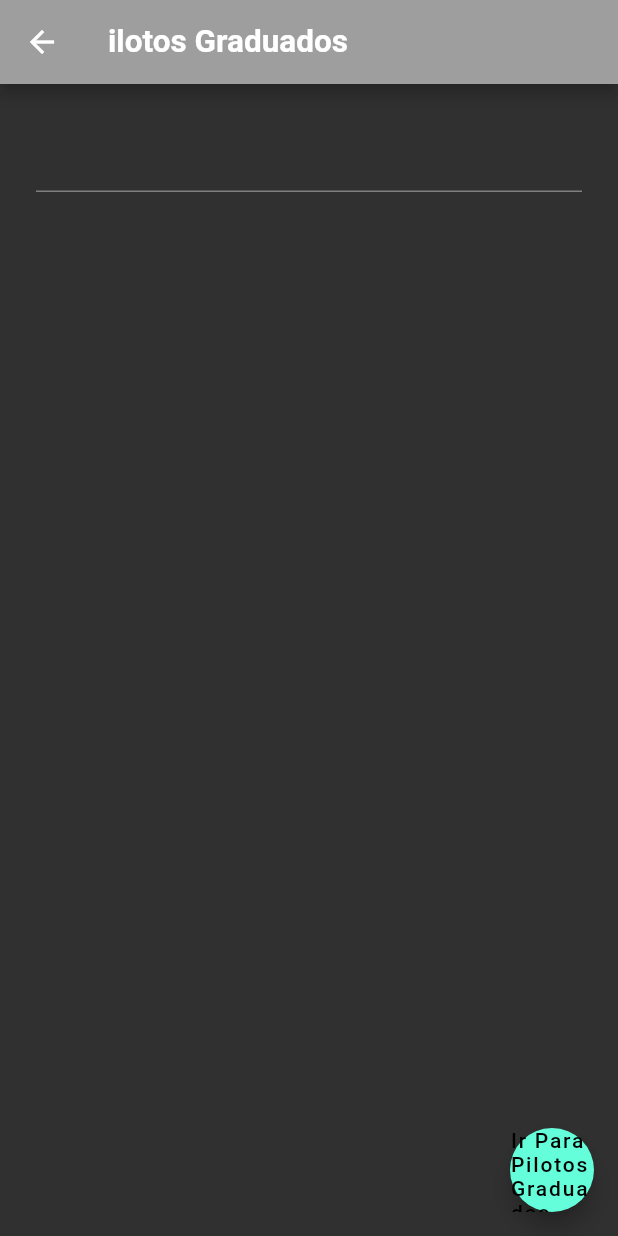
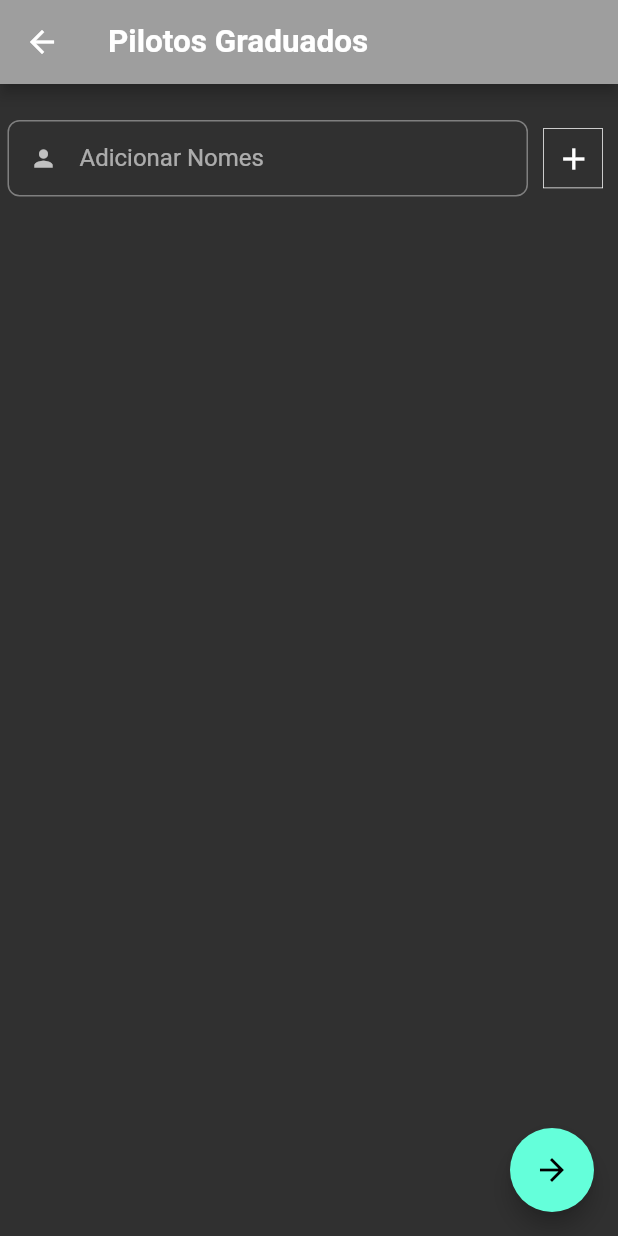
Before and after one commit to madsonxx/speed_kart_pro, a Flutter app: the EtapaGraduados screen opened by its route, on a phone screen of 412 x 824 dp. Run offline on Flutter 3.47's test engine with Material 2 defaults, Android fonts, the phone set to English and light mode, and no system bars; our stand-ins replace get.

Commit message:
null error

```diff
--- a/lib/app/controllers/pilotos_controller.dart
+++ b/lib/app/controllers/pilotos_controller.dart
@@ -4,10 +4,10 @@ import 'package:get/get.dart';
 import '../modules/pilotos.dart';
 
 class PilotosController extends GetxController {
-  RxList<Pilotos> listaPilotosGraduados = RxList<Pilotos>();
-  RxList<Pilotos> listaPilotosMaster = RxList<Pilotos>();
-  RxList<Pilotos> listaEtapaGraduados = RxList<Pilotos>();
-  RxList<Pilotos> listaEtapaMaster = RxList<Pilotos>();
+  RxList<Pilotos> listaPilotosGraduados = RxList<Pilotos>([]);
+  RxList<Pilotos> listaPilotosMaster = RxList<Pilotos>([]);
+  RxList<Pilotos> listaEtapaGraduados = RxList<Pilotos>([]);
+  RxList<Pilotos> listaEtapaMaster = RxList<Pilotos>([]);
   TextEditingController quantidadePilotosMaster = TextEditingController();
   TextEditingController quantidadePilotosGraduados = TextEditingController();
   TextEditingController nomesMaster = TextEditingController();
@@ -25,6 +25,9 @@ class PilotosController extends GetxController {
     listaPilotosMaster.add(pilotos);
     itemCountMaster.value = listaPilotosMaster.length;
     existemPilotos.value = true;
+    nomesMaster.clear();
+    print(listaPilotosMaster);
+    update();
   }
 
   void clear() {
@@ -37,6 +40,8 @@ class PilotosController extends GetxController {
     listaPilotosGraduados.add(pilotos);
     itemCountMaster.value = listaPilotosGraduados.length;
     existemPilotos.value = true;
+    nomesGraduados.clear();
+    update();
   }
 }
 
--- a/lib/app/modules/etapas/views/card_etapa.dart
+++ b/lib/app/modules/etapas/views/card_etapa.dart
@@ -1,9 +1,10 @@
 import 'package:flutter/material.dart';
 import 'package:get/get.dart';
+import 'package:speed_kart_pro/app/controllers/pilotos_controller.dart';
 import 'package:speed_kart_pro/app/modules/races/views/first_tab.dart';
 import 'package:speed_kart_pro/app/modules/races/views/second_tab.dart';
 
-class CardEtapa extends StatelessWidget {
+class CardEtapa extends GetView<PilotosController> {
   const CardEtapa({super.key});
 
   @override
@@ -37,7 +38,11 @@ class CardEtapa extends StatelessWidget {
                   ),
                 ],
               ),
-              Expanded(child: TabBarView(children: [FirstTab(), SecondTab()])),
+              Expanded(
+                  child: TabBarView(children: [
+                FirstTab(),
+                SecondTab(),
+              ])),
             ]),
           ),
         ));
--- a/lib/app/modules/home/bindings/home_bindings.dart
+++ b/lib/app/modules/home/bindings/home_bindings.dart
@@ -4,6 +4,6 @@ import 'package:speed_kart_pro/app/modules/home/controllers/etapas_controller.da
 class HomeBinding extends Bindings {
   @override
   void dependencies() {
-    Get.lazyPut<EtapaController>(() => EtapaController());
+    Get.lazyPut<EtapaController>(() => EtapaController(), fenix: true);
   }
 }
--- a/lib/app/modules/home/views/add_etapa.dart
+++ b/lib/app/modules/home/views/add_etapa.dart
@@ -3,7 +3,6 @@ import 'package:get/get.dart';
 import 'package:speed_kart_pro/app/components/custom_text_field.dart';
 import 'package:speed_kart_pro/app/modules/home/controllers/etapas_controller.dart';
 import 'package:speed_kart_pro/app/modules/routes/app_pages.dart';
-import '../../../controllers/pilotos_controller.dart';
 
 class AddEtapa extends GetView<EtapaController> {
   const AddEtapa({super.key});
--- a/lib/app/modules/home/views/add_etapa_graduados.dart
+++ b/lib/app/modules/home/views/add_etapa_graduados.dart
@@ -1,43 +1,105 @@
 import 'package:flutter/material.dart';
 import 'package:get/get.dart';
+import 'package:speed_kart_pro/app/components/custom_text_field.dart';
+import 'package:speed_kart_pro/app/modules/routes/app_pages.dart';
 
 import '../../../controllers/pilotos_controller.dart';
 
-class EtapaGraduados extends StatelessWidget {
+class EtapaGraduados extends GetWidget<PilotosController> {
   const EtapaGraduados({super.key});
 
   @override
   Widget build(BuildContext context) {
-    final pilotoCtrl = Get.put(PilotosController());
+    //final pilotoCtrl = Get.put(PilotosController());
+    final size = MediaQuery.of(context).size;
+    //List<Pilotos> lista = [];
+
     return Scaffold(
+      resizeToAvoidBottomInset: false,
       appBar: AppBar(
-        title: const Text('ilotos Graduados'),
+        title: const Text('Pilotos Graduados'),
       ),
-      body: Container(
-        padding: const EdgeInsets.all(24),
-        child: Column(children: [
-          TextField(
-            controller: pilotoCtrl.nomesGraduados,
-          ),
-          Obx(() => ListView.builder(
+      body: SingleChildScrollView(
+        child: SizedBox(
+          height: size.height,
+          width: size.width,
+          child: Column(children: [
+            const Padding(
+                padding: EdgeInsets.only(
+              bottom: 24,
+              right: 12,
+            )),
+            Row(
+              children: [
+                SizedBox(
+                  width: 5,
+                ),
+                Expanded(
+                    child: CustomTextField(
+                        dicaText: 'Nomes',
+                        controllerTexto: controller.nomesGraduados,
+                        label: 'Adicionar Nomes',
+                        icon: Icons.person)),
+                Padding(
+                  padding:
+                      const EdgeInsets.only(bottom: 15, left: 10, right: 10),
+                  child: InkWell(
+                    child: Container(
+                      height: 40,
+                      width: 40,
+                      decoration: BoxDecoration(
+                          shape: BoxShape.rectangle,
+                          border: Border.all(width: 0.5, color: Colors.white)),
+                      child: IconButton(
+                        onPressed: () {
+                          if (controller.nomesGraduados.text.isNotEmpty) {
+                            controller.addPilotosGraduados(
+                                controller.nomesGraduados.text);
+                          }
+                        },
+                        icon: const Icon(Icons.add),
+                      ),
+                    ),
+                    onTap: () {},
+                  ),
+                ),
+              ],
+            ),
+            Obx(
+              () => ListView.builder(
                 scrollDirection: Axis.vertical,
                 shrinkWrap: true,
-                itemCount: pilotoCtrl.listaPilotosGraduados.length,
+                itemCount: controller.listaEtapaGraduados.length,
                 itemBuilder: (context, index) {
                   return ListTile(
-                    title: Text(pilotoCtrl.listaPilotosGraduados[index].nome),
+                    title: Text(controller.listaPilotosGraduados[index].nome),
                   );
                 },
-              ))
-        ]),
+              ),
+            ),
+
+            /* SizedBox(
+              height: 50,
+              child: ElevatedButton(
+                style: ElevatedButton.styleFrom(
+                    shape: RoundedRectangleBorder(
+                        borderRadius: BorderRadius.circular(18))),
+                onPressed: () {
+                  Get.toNamed('/addGraduados');
+                },
+                child: const Text('Adicionar Pilotos'),
+              ),
+            ) */
+          ]),
+        ),
       ),
       floatingActionButton: FloatingActionButton(
         onPressed: () {
-          if (pilotoCtrl.nomesMaster.text.isNotEmpty) {
-            pilotoCtrl.addPilotosGraduados(pilotoCtrl.nomesMaster.text);
-          }
+          Get.toNamed(AppPages.homeRoute, arguments: {
+            'listaNomesMaster': controller.listaPilotosGraduados,
+          });
         },
-        child: Text('Ir Para Pilotos Graduados'),
+        child: const Icon(Icons.arrow_forward),
       ),
     );
   }
--- a/lib/app/modules/home/views/add_piloto_master.dart
+++ b/lib/app/modules/home/views/add_piloto_master.dart
@@ -2,6 +2,7 @@ import 'package:flutter/material.dart';
 import 'package:get/get.dart';
 import 'package:speed_kart_pro/app/components/custom_text_field.dart';
 import 'package:speed_kart_pro/app/modules/pilotos.dart';
+import 'package:speed_kart_pro/app/modules/routes/app_pages.dart';
 
 import '../../../controllers/pilotos_controller.dart';
 
@@ -95,10 +96,10 @@ class AddPilotos extends GetWidget<PilotosController> {
       ),
       floatingActionButton: FloatingActionButton(
         onPressed: () {
-          Get.toNamed('/addGraduados', arguments: {
+          print(controller.listaPilotosMaster);
+          Get.toNamed(AppPages.addGraduados, arguments: {
             'listaNomesMaster': controller.listaPilotosMaster,
           });
-          print(Get.arguments['listaNomeMaster']);
         },
         child: const Icon(Icons.arrow_forward),
       ),
--- a/lib/app/modules/home/views/home_page.dart
+++ b/lib/app/modules/home/views/home_page.dart
@@ -1,8 +1,7 @@
 import 'package:flutter/material.dart';
 import 'package:get/get.dart';
+
 import 'package:speed_kart_pro/app/modules/home/controllers/etapas_controller.dart';
-import 'package:speed_kart_pro/app/modules/etapa.dart';
-import 'package:speed_kart_pro/app/modules/etapas/views/etapa_info.dart';
 import 'package:speed_kart_pro/app/modules/routes/app_pages.dart';
 
 class HomeScreen extends GetView<EtapaController> {
@@ -50,6 +49,7 @@ class HomeScreen extends GetView<EtapaController> {
                                   '${controller.etapasInfo[index].etapaNumero}',
                               'numeroMaster': '${controller.nMaster}',
                             });
+                            print(Get.arguments['listaNomeMaster']);
                           },
                           leading: const Icon(
                             Icons.sports_motorsports_sharp,
--- a/lib/app/modules/home/bindings/etapas_bindings.dart
+++ b/lib/app/modules/races/bindings/pilotos_bindings.dart
@@ -1,9 +1,9 @@
 import 'package:get/get.dart';
 import 'package:speed_kart_pro/app/controllers/pilotos_controller.dart';
 
-class Etapabinding extends Bindings {
+class PilotoBinding extends Bindings {
   @override
   void dependencies() {
-    Get.lazyPut<PilotosController>(() => PilotosController());
+    Get.lazyPut<PilotosController>(() => PilotosController(), fenix: true);
   }
 }
--- a/lib/app/modules/races/views/first_tab.dart
+++ b/lib/app/modules/races/views/first_tab.dart
@@ -4,7 +4,7 @@ import 'package:speed_kart_pro/app/controllers/corridas_controller.dart';
 import 'package:speed_kart_pro/app/modules/home/controllers/etapas_controller.dart';
 import 'package:speed_kart_pro/app/controllers/pilotos_controller.dart';
 
-class FirstTab extends StatelessWidget {
+class FirstTab extends GetView<PilotosController> {
   const FirstTab({super.key});
 
   @override
@@ -12,8 +12,6 @@ class FirstTab extends StatelessWidget {
     late List nomesMaster = Get.arguments['listaNomesMaster'];
     final pilotoCtrl = Get.put(PilotosController());
     final raceCtrl = Get.put(RaceController());
-    final etapaCtrl = Get.put(EtapaController());
-    late int nEtapa = int.parse(Get.arguments['numeroEtapa']);
     late int nMaster = int.parse(Get.arguments['numeroMaster']);
     //late Etapa etapa = etapaCtrl.etapasInfo[nMaster];
 
--- a/lib/app/modules/routes/app_pages.dart
+++ b/lib/app/modules/routes/app_pages.dart
@@ -1,11 +1,11 @@
 import 'package:get/get.dart';
 import 'package:speed_kart_pro/app/modules/etapas/views/card_etapa.dart';
-import 'package:speed_kart_pro/app/modules/home/bindings/etapas_bindings.dart';
 import 'package:speed_kart_pro/app/modules/home/bindings/home_bindings.dart';
 import 'package:speed_kart_pro/app/modules/home/views/add_etapa.dart';
 import 'package:speed_kart_pro/app/modules/home/views/add_etapa_graduados.dart';
 import 'package:speed_kart_pro/app/modules/home/views/add_piloto_master.dart';
 import 'package:speed_kart_pro/app/modules/home/views/home_page.dart';
+import 'package:speed_kart_pro/app/modules/races/bindings/pilotos_bindings.dart';
 import 'package:speed_kart_pro/app/modules/races/views/card_corrida.dart';
 
 part 'app_routes.dart';
@@ -17,6 +17,7 @@ class AppPages {
   static const addEtapa = Routes.ADDETAPA;
   static const addMaster = Routes.ADDMASTER;
   static const cardEtapa = Routes.CARDEPETA;
+  static const addGraduados = Routes.ADDGRADUADOS;
 
   static final routes = [
     GetPage(
@@ -26,10 +27,19 @@ class AppPages {
     GetPage(
         name: _Paths.ADDETAPA,
         page: () => const AddEtapa(),
-        binding: Etapabinding()),
-    GetPage(name: _Paths.ADDMASTER, page: () => const AddPilotos()),
-    GetPage(name: '/addGraduados', page: () => const EtapaGraduados()),
-    GetPage(name: _Paths.CARDETAPA, page: () => const CardEtapa()),
+        binding: PilotoBinding()),
+    GetPage(
+        name: _Paths.ADDMASTER,
+        page: () => const AddPilotos(),
+        binding: PilotoBinding()),
+    GetPage(
+        name: _Paths.ADDGRADUADOS,
+        page: () => const EtapaGraduados(),
+        binding: PilotoBinding()),
+    GetPage(
+        name: _Paths.CARDETAPA,
+        page: () => const CardEtapa(),
+        binding: PilotoBinding()),
     GetPage(name: '/cardRace', page: () => const RaceCard()),
   ];
 }
--- a/lib/app/modules/routes/app_routes.dart
+++ b/lib/app/modules/routes/app_routes.dart
@@ -5,6 +5,7 @@ abstract class Routes {
   static const ADDETAPA = _Paths.ADDETAPA;
   static const ADDMASTER = _Paths.ADDMASTER;
   static const CARDEPETA = _Paths.CARDETAPA;
+  static const ADDGRADUADOS = _Paths.ADDGRADUADOS;
 }
 
 abstract class _Paths {
@@ -12,4 +13,5 @@ abstract class _Paths {
   static const ADDETAPA = '/addEtapa';
   static const ADDMASTER = '/addPilotos';
   static const CARDETAPA = '/cardEtapa';
+  static const ADDGRADUADOS = '/addGraduados';
 }
```
